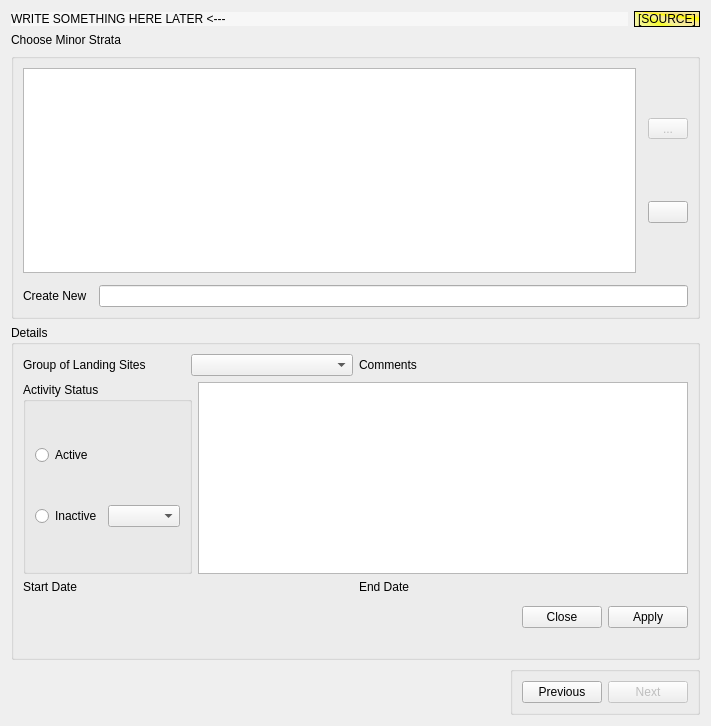
doublebyte1/app_solution, file app_new/frmminorstrata.ui: the form before one commit.
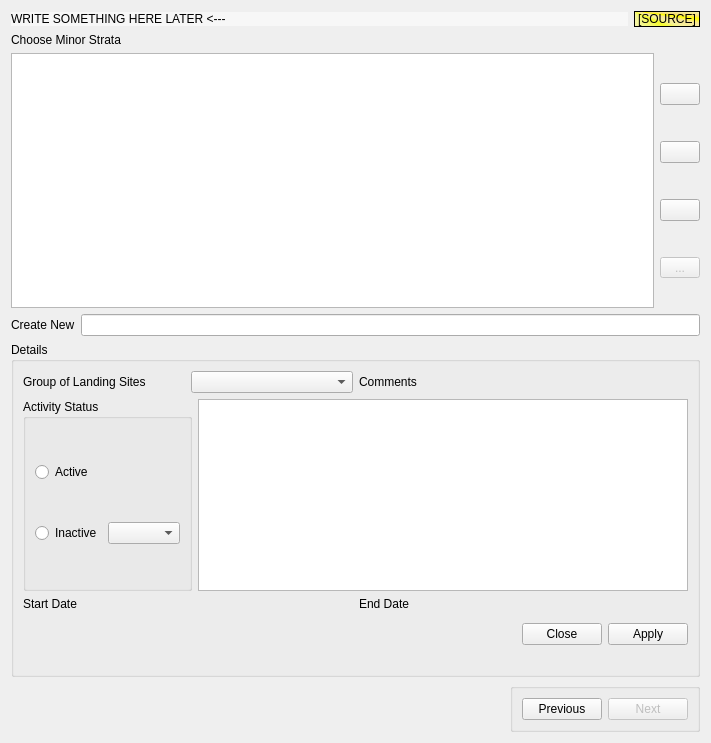
The form after the commit. Icons and pictures are not drawn. Custom widgets are drawn as their Qt base class.

```diff
--- a/app_new/frmminorstrata.ui
+++ b/app_new/frmminorstrata.ui
@@ -7,7 +7,7 @@
     <x>0</x>
     <y>0</y>
     <width>711</width>
-    <height>726</height>
+    <height>743</height>
    </rect>
   </property>
   <property name="windowTitle">
@@ -76,24 +76,6 @@
      </property>
     </widget>
    </item>
-   <item>
-    <widget class="QGroupBox" name="groupBox">
-     <property name="sizePolicy">
-      <sizepolicy hsizetype="Preferred" vsizetype="Expanding">
-       <horstretch>0</horstretch>
-       <verstretch>0</verstretch>
-      </sizepolicy>
-     </property>
-     <property name="title">
-      <string/>
-     </property>
-     <property name="flat">
-      <bool>true</bool>
-     </property>
-     <layout class="QVBoxLayout" name="verticalLayout" stretch="6,6">
-      <property name="spacing">
-       <number>12</number>
-      </property>
       <item>
        <layout class="QHBoxLayout" name="horizontalLayout_6">
         <item>
@@ -113,7 +95,82 @@
          </widget>
         </item>
         <item>
-         <layout class="QVBoxLayout" name="verticalLayout_4">
+      <layout class="QVBoxLayout" name="verticalLayout">
+       <item>
+        <widget class="QPushButton" name="pushNew">
+         <property name="toolTip">
+          <string>Create new record</string>
+         </property>
+         <property name="statusTip">
+          <string>Create new record</string>
+         </property>
+         <property name="whatsThis">
+          <string>Creates new record</string>
+         </property>
+         <property name="text">
+          <string/>
+         </property>
+         <property name="icon">
+          <iconset resource="app_new.qrc">
+           <normaloff>:/app_new/filenew.png</normaloff>:/app_new/filenew.png</iconset>
+         </property>
+        </widget>
+       </item>
+       <item>
+        <widget class="QPushButton" name="pushEdit">
+         <property name="sizePolicy">
+          <sizepolicy hsizetype="Preferred" vsizetype="Fixed">
+           <horstretch>0</horstretch>
+           <verstretch>0</verstretch>
+          </sizepolicy>
+         </property>
+         <property name="toolTip">
+          <string>Edit record</string>
+         </property>
+         <property name="statusTip">
+          <string>Edit record</string>
+         </property>
+         <property name="whatsThis">
+          <string>Edits record</string>
+         </property>
+         <property name="text">
+          <string/>
+         </property>
+         <property name="icon">
+          <iconset resource="app_new.qrc">
+           <normaloff>:/app_new/pencil.png</normaloff>:/app_new/pencil.png</iconset>
+         </property>
+         <property name="checkable">
+          <bool>true</bool>
+         </property>
+        </widget>
+       </item>
+       <item>
+        <widget class="QPushButton" name="pushRemove">
+         <property name="sizePolicy">
+          <sizepolicy hsizetype="Preferred" vsizetype="Fixed">
+           <horstretch>0</horstretch>
+           <verstretch>0</verstretch>
+          </sizepolicy>
+         </property>
+         <property name="toolTip">
+          <string>Remove record</string>
+         </property>
+         <property name="statusTip">
+          <string>Remove record</string>
+         </property>
+         <property name="whatsThis">
+          <string>Removes record</string>
+         </property>
+         <property name="text">
+          <string/>
+         </property>
+         <property name="icon">
+          <iconset resource="app_new.qrc">
+           <normaloff>:/app_new/cancel.png</normaloff>:/app_new/cancel.png</iconset>
+         </property>
+        </widget>
+       </item>
           <item>
            <widget class="QToolButton" name="toolButton">
             <property name="enabled">
@@ -139,26 +196,6 @@
             </property>
            </widget>
           </item>
-          <item>
-           <widget class="QPushButton" name="pushNew">
-            <property name="toolTip">
-             <string>Create new record</string>
-            </property>
-            <property name="statusTip">
-             <string>Create new record</string>
-            </property>
-            <property name="whatsThis">
-             <string>Creates new record</string>
-            </property>
-            <property name="text">
-             <string/>
-            </property>
-            <property name="icon">
-             <iconset resource="app_new.qrc">
-              <normaloff>:/app_new/filenew.png</normaloff>:/app_new/filenew.png</iconset>
-            </property>
-           </widget>
-          </item>
          </layout>
         </item>
        </layout>
@@ -180,10 +217,6 @@
         </item>
        </layout>
       </item>
-     </layout>
-     <zorder></zorder>
-    </widget>
-   </item>
    <item>
     <widget class="QGroupBox" name="groupDetails">
      <property name="sizePolicy">
```
Left out of the diff: 43 changed lines with no effect on the pictures. Lines whose indentation alone changed are shown as unchanged.
